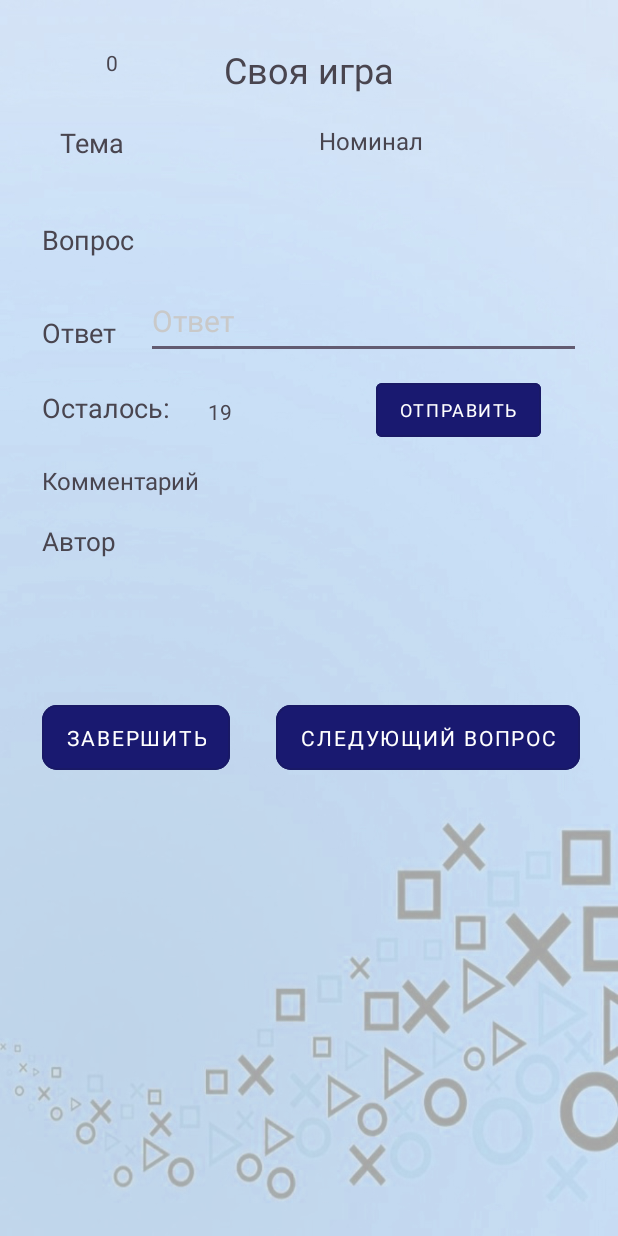
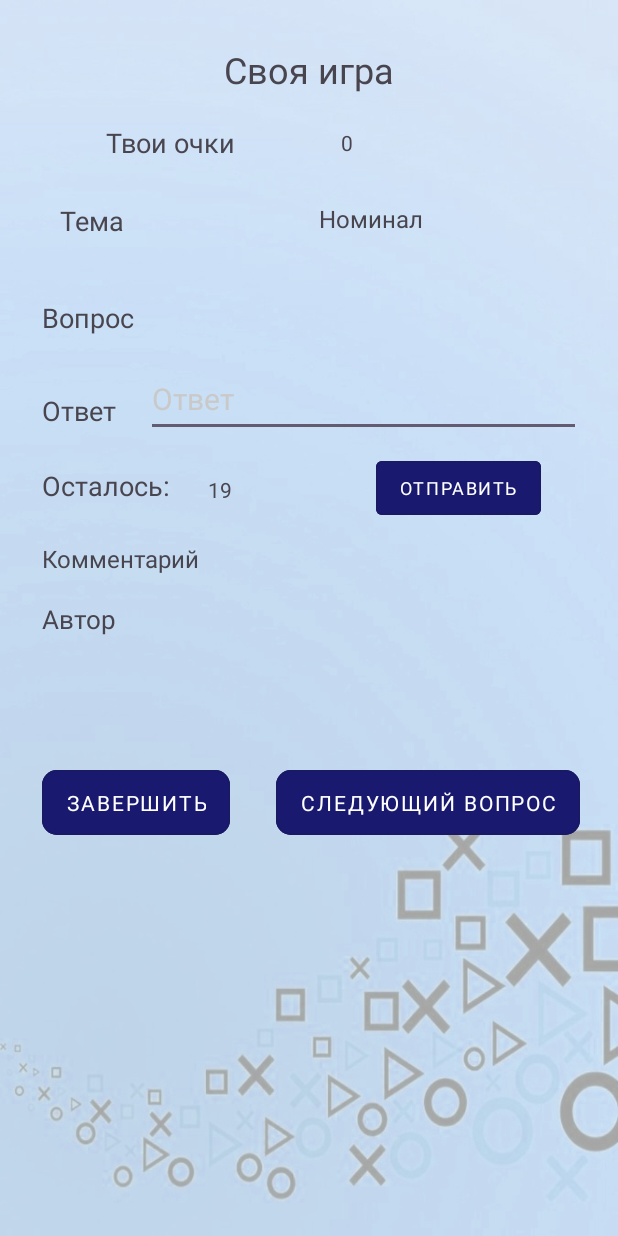
Before and after one commit to Pavel505/ProgrammKINO, an Android app: the TreningActivity_Svoyak screen opened directly, with no data from a screen before it, on a phone screen of 412 x 824 dp. Run offline under Robolectric (Android 15) with nearby library versions, the phone set to English and light mode, and no system bars; our stand-ins replace Firebase (no records; nobody signed in at launch, a user with empty details on screens opened directly).

Commit message:
Устранение неполадок дизайнерских

```diff
--- a/app/src/main/res/layout/activity_trening_svoyak.xml
+++ b/app/src/main/res/layout/activity_trening_svoyak.xml
@@ -5,7 +5,8 @@
     android:layout_width="match_parent"
     android:layout_height="match_parent"
     android:background="@drawable/fon_trening_chgk"
-    tools:context=".TreningActivity_Svoyak">
+    tools:context=".TreningActivity_Svoyak"
+    tools:layout_editor_absoluteY="25dp">
 
 
     <com.google.android.material.button.MaterialButton
@@ -137,9 +138,20 @@
         android:layout_width="wrap_content"
         android:layout_height="wrap_content"
         android:layout_marginStart="40dp"
-        android:layout_marginTop="20dp"
+        android:layout_marginTop="30dp"
         android:text="@string/tema"
         android:textSize="18sp"
+        app:layout_constraintStart_toStartOf="parent"
+        app:layout_constraintTop_toBottomOf="@+id/textView_counter" />
+
+    <TextView
+        android:id="@+id/text_tema2"
+        android:layout_width="wrap_content"
+        android:layout_height="wrap_content"
+        android:layout_marginTop="20dp"
+        android:text="@string/ochki"
+        android:textSize="18sp"
+        app:layout_constraintEnd_toStartOf="@+id/textView_counter"
         app:layout_constraintStart_toStartOf="parent"
         app:layout_constraintTop_toBottomOf="@+id/textView_title_svoyak" />
 
@@ -147,32 +159,32 @@
         android:id="@+id/textView_title_nominal"
         android:layout_width="wrap_content"
         android:layout_height="wrap_content"
-        android:layout_marginTop="20dp"
+        android:layout_marginTop="30dp"
         android:text="@string/nominal"
         android:textSize="16sp"
         app:layout_constraintEnd_toEndOf="parent"
         app:layout_constraintStart_toEndOf="@+id/text_tema"
-        app:layout_constraintTop_toBottomOf="@+id/textView_title_svoyak" />
+        app:layout_constraintTop_toBottomOf="@+id/textView_counter" />
 
     <TextView
         android:id="@+id/textView_tema"
         android:layout_width="wrap_content"
         android:layout_height="wrap_content"
-        android:layout_marginTop="20dp"
+        android:layout_marginTop="30dp"
         app:layout_constraintEnd_toStartOf="@+id/textView_title_nominal"
         app:layout_constraintStart_toEndOf="@+id/text_tema"
-        app:layout_constraintTop_toBottomOf="@+id/textView_title_svoyak" />
+        app:layout_constraintTop_toBottomOf="@+id/textView_counter" />
 
     <TextView
         android:id="@+id/textView_nominal"
         android:layout_width="wrap_content"
         android:layout_height="wrap_content"
         android:layout_marginStart="20dp"
-        android:layout_marginTop="20dp"
+        android:layout_marginTop="30dp"
         android:layout_marginEnd="50dp"
         app:layout_constraintEnd_toEndOf="parent"
         app:layout_constraintStart_toEndOf="@+id/textView_title_nominal"
-        app:layout_constraintTop_toBottomOf="@+id/textView_title_svoyak" />
+        app:layout_constraintTop_toBottomOf="@+id/textView_counter" />
 
     <TextView
         android:id="@+id/textView_question_title"
@@ -238,8 +250,9 @@
         android:id="@+id/textView_counter"
         android:layout_width="wrap_content"
         android:layout_height="wrap_content"
-        app:layout_constraintBottom_toTopOf="@+id/text_tema"
-        app:layout_constraintEnd_toStartOf="@+id/textView_title_svoyak"
+        android:layout_marginStart="50dp"
+        app:layout_constraintBottom_toBottomOf="@+id/text_tema2"
+        app:layout_constraintEnd_toEndOf="parent"
         app:layout_constraintStart_toStartOf="parent"
-        app:layout_constraintTop_toTopOf="parent" />
+        app:layout_constraintTop_toTopOf="@+id/text_tema2" />
 </androidx.constraintlayout.widget.ConstraintLayout>
--- a/app/src/main/res/layout/activity_tutorial.xml
+++ b/app/src/main/res/layout/activity_tutorial.xml
@@ -177,6 +177,7 @@
             android:layout_width="170dp"
             android:layout_height="55dp"
             android:layout_marginTop="10dp"
+            android:onClick="onClickRead2"
             android:layout_marginRight="6dp"
             android:layout_weight="1"
             android:backgroundTint="@color/bok_panel"
@@ -198,6 +199,7 @@
             android:layout_marginRight="6dp"
             android:layout_weight="1"
             android:backgroundTint="@color/bok_panel"
+            android:onClick="onClickRead2"
             android:fontFamily="sans-serif"
             android:text="@string/tren23"
             android:textColor="@color/white"
@@ -216,6 +218,7 @@
             android:layout_marginRight="6dp"
             android:layout_weight="1"
             android:backgroundTint="@color/bok_panel"
+            android:onClick="onClickRead2"
             android:fontFamily="sans-serif"
             android:text="@string/tren24"
             android:textColor="@color/white"
@@ -234,6 +237,7 @@
             android:layout_marginRight="6dp"
             android:layout_weight="1"
             android:backgroundTint="@color/bok_panel"
+            android:onClick="onClickRead2"
             android:fontFamily="sans-serif"
             android:text="@string/tren26"
             android:textColor="@color/white"
@@ -252,6 +256,7 @@
             android:layout_marginRight="6dp"
             android:layout_weight="1"
             android:backgroundTint="@color/bok_panel"
+            android:onClick="onClickRead2"
             android:fontFamily="sans-serif"
             android:text="@string/tren27"
             android:textColor="@color/white"
--- a/app/src/main/res/layout/admin_activity_eventum.xml
+++ b/app/src/main/res/layout/admin_activity_eventum.xml
@@ -190,12 +190,10 @@
         android:layout_marginTop="5dp"
         android:layout_marginEnd="20dp"
         android:scrollbarSize="7dp"
-        app:layout_constraintBottom_toTopOf="@+id/textView11"
         app:layout_constraintEnd_toEndOf="parent"
         app:layout_constraintHorizontal_bias="1.0"
         app:layout_constraintStart_toEndOf="@+id/constraintLayout"
-        app:layout_constraintTop_toBottomOf="@+id/textView10"
-        app:layout_constraintVertical_bias="0.058" />
+        app:layout_constraintTop_toBottomOf="@+id/textView10" />
 
     <TextView
         android:id="@+id/textView12"
--- a/app/src/main/res/values/strings.xml
+++ b/app/src/main/res/values/strings.xml
@@ -55,6 +55,7 @@
     <string name="tema">Тема</string>
     <string name="qweqwe">Назовите столицу следующей страны:</string>
     <string name="qweqwe3">Последние тренировки игроков</string>
+    <string name="ochki">Твои очки</string>
     <string name="nominal">Номинал</string>
     <string name="chat">Чат</string>
     <string name="btnChatSend">Отправить</string>
```
Also changed, not shown: app/src/main/java/com/example/progkino3/TrenActivity.java (+7 -2 lines), app/src/main/java/com/example/progkino3/TreningActivity.java (+15 -11 lines), app/src/main/res/layout/activity_eventum_page.xml (+17 -16 lines), app/src/main/res/layout/activity_tren.xml (+4 -4 lines), app/src/main/res/layout/activity_trening.xml (+7 -7 lines), app/src/main/res/layout/activity_trening_chgk.xml (+4 -4 lines), app/src/main/res/layout/eventum_item.xml (+6 -7 lines).
